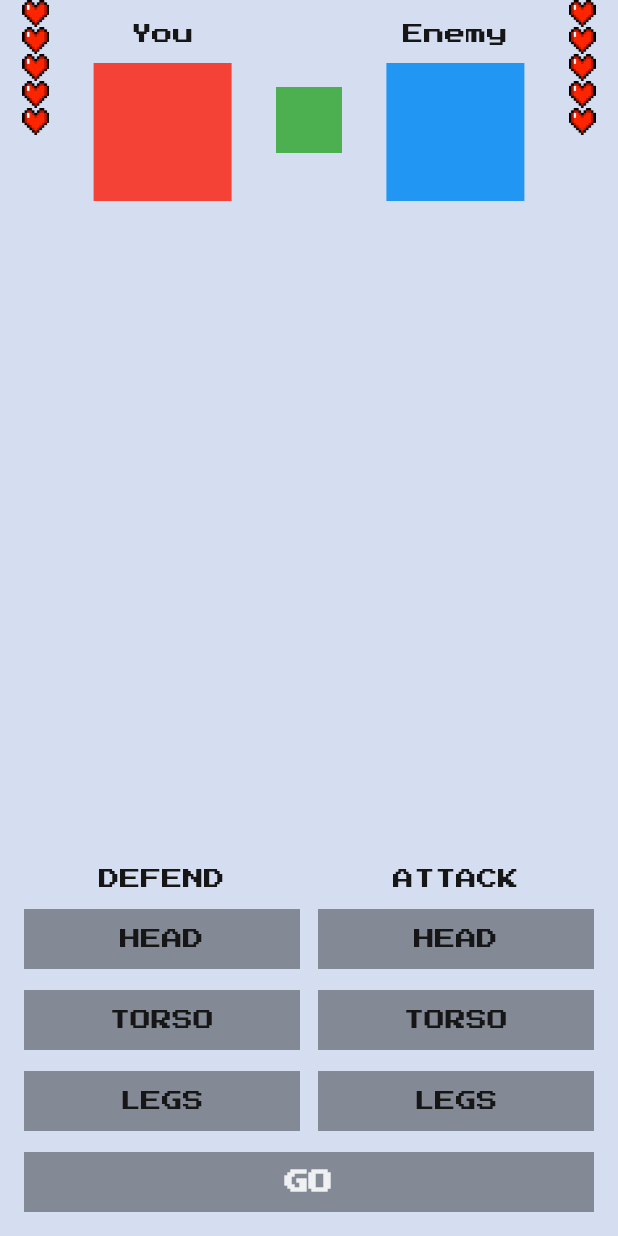
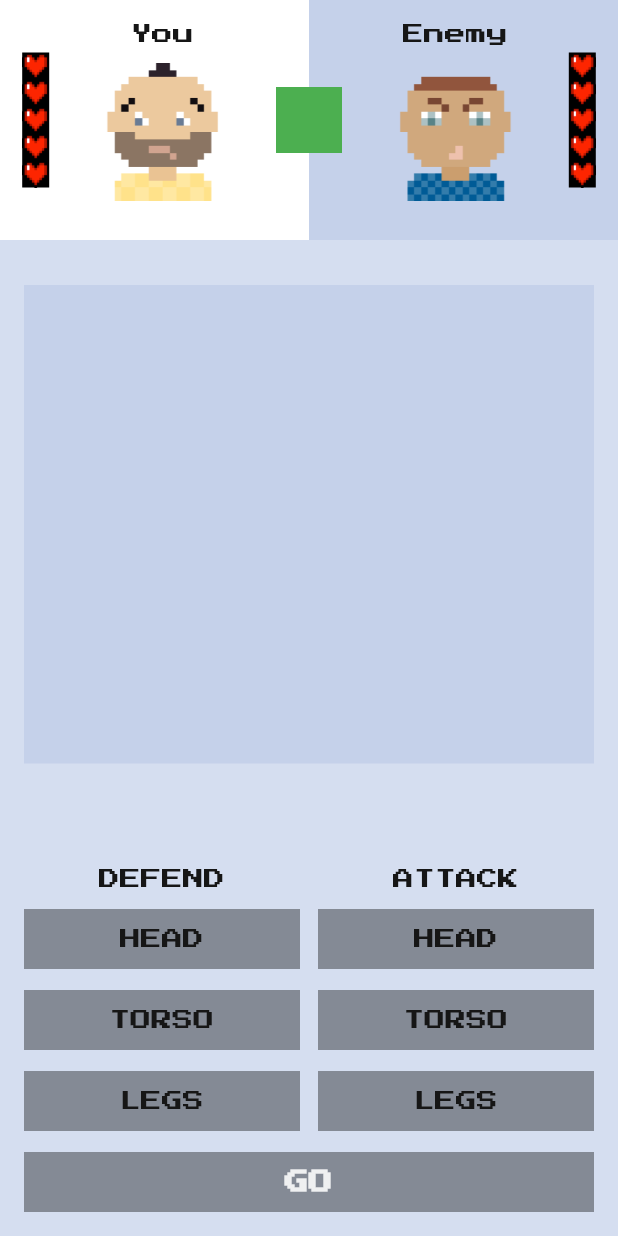
Before and after one commit to msAlexG/flutter_fight_club, a Flutter app: the screen it shows after launch, on a phone screen of 412 x 824 dp. Run offline on Flutter 3.47's test engine with Material 2 defaults, Android fonts, the phone set to English and light mode, and no system bars; our stand-ins replace google_fonts.

```diff
--- /dev/null
+++ b/lib/fight_club_colors.dart
@@ -0,0 +1,17 @@
+import 'package:flutter/material.dart';
+
+class FightClubColors {
+  FightClubColors._();
+  static const Color background = Color.fromRGBO(213, 222, 240, 1);
+  static const Color greyButton = Color.fromRGBO(0, 0, 0, 0.38);
+  static const Color blueButton = Color.fromRGBO(28, 121, 206, 1);
+  static const Color blackButton = Color.fromRGBO(0, 0, 0, 0.87);
+  static const Color darkGreyText = Color.fromRGBO(22, 22, 22, 1);
+  static const Color whiteText = Color.fromRGBO(255, 255, 255, 0.87);
+  static const Color enemybackground = Color.fromRGBO(197, 209, 234, 1);
+  static const Color youbackground = Color.fromRGBO(255, 255, 255, 1);
+  static const Color centerbackground = Color.fromRGBO(197, 209, 234, 1);
+
+
+
+}
--- /dev/null
+++ b/lib/fight_club_images.dart
@@ -0,0 +1,10 @@
+import 'package:flutter/material.dart';
+
+class FightClubImages {
+  FightClubImages._();
+  static const youAvatar = 'assets/images/you-avatar.png';
+  static const enemyAvatar  = 'assets/images/enemy-avatar.png';
+
+
+
+}
--- a/lib/main.dart
+++ b/lib/main.dart
@@ -3,6 +3,9 @@ import 'dart:math';
 import 'package:flutter/material.dart';
 import 'package:flutter_fight_club/fight_club_icons.dart';
 import 'package:google_fonts/google_fonts.dart';
+
+import 'fight_club_colors.dart';
+import 'fight_club_images.dart';
 
 void main() {
   runApp(const MyApp());
@@ -45,21 +48,28 @@ class MyHomePageState extends State<MyHomePage> {
 
   int yourLives = maxLives;
   int enemysLives = maxLives;
+
   // Color ColorButtonGo = Color.fromRGBO(0, 0, 0, 0.38);
 
   @override
   Widget build(BuildContext context) {
     return Scaffold(
-      backgroundColor: Color.fromRGBO(213, 222, 240, 1),
+      backgroundColor: FightClubColors.background,
       body: SafeArea(
         child: Column(
           children: [
-
             FightersInfo(
                 enemyLivesCount: enemysLives,
                 yourLivesCount: yourLives,
                 maxLivesCount: maxLives),
-            Expanded(child: SizedBox()),
+
+
+            Expanded(child: Padding(
+              padding: const EdgeInsets.symmetric(vertical: 30, horizontal: 16),
+              child: SizedBox( width: double.infinity, height: double.infinity, child: ColoredBox(color: FightClubColors.centerbackground),),
+            )),
+
+
             ControlsWidget(
                 attakingBodyPart: attakingBodyPart,
                 defendingBodyPart: defendingBodyPart,
@@ -67,8 +77,9 @@ class MyHomePageState extends State<MyHomePage> {
                 selectAttakingBodyPart: _selectAttakingBodyPart),
             SizedBox(height: 14),
             GoButton(
-                text:
-                    yourLives == 0 || enemysLives == 0 ? 'Start new games' : 'Go',
+                text: yourLives == 0 || enemysLives == 0
+                    ? 'Start new games'
+                    : 'Go',
                 onTap: _onGoButtonClicked,
                 color: _getGoButtonColor()),
             SizedBox(height: 16),
@@ -78,15 +89,13 @@ class MyHomePageState extends State<MyHomePage> {
     );
   }
 
-
-
   Color _getGoButtonColor() {
     if (yourLives == 0 || enemysLives == 0) {
-      return const Color.fromRGBO(0, 0, 0, 0.87);
+      return FightClubColors.blackButton;
     } else if (attakingBodyPart == null || defendingBodyPart == null) {
-      return Colors.black38;
+      return FightClubColors.greyButton;
     } else {
-      return const Color.fromRGBO(0, 0, 0, 0.87);
+      return FightClubColors.blackButton;
     }
   }
 
@@ -171,7 +180,7 @@ class GoButton extends StatelessWidget {
               style: TextStyle(
                 fontWeight: FontWeight.w900,
                 fontSize: 16,
-            color: Color.fromRGBO(255, 255, 255, 0.87),
+                color: FightClubColors.whiteText,
               ),
             )),
           ),
@@ -195,37 +204,59 @@ class FightersInfo extends StatelessWidget {
 
   @override
   Widget build(BuildContext context) {
-    return SizedBox(
+    return ColoredBox(
+      color: Colors.yellow,
+      child: SizedBox(
         height: 160,
-      child: Row(
+        child: Stack(
+          children: [
+            Row(
+              crossAxisAlignment: CrossAxisAlignment.stretch,
+              children: [
+                Expanded(child: ColoredBox(
+                  color: FightClubColors.youbackground,
+                )),
+                Expanded(child: ColoredBox(
+                  color: FightClubColors.enemybackground,
+                )),
+
+              ],
+            ),
+
+            Row(
               mainAxisAlignment: MainAxisAlignment.spaceAround,
               children: [
+
                 LivesWidget(
                     overolLivesCount: maxLivesCount,
                     currentLivesCount: yourLivesCount),
                 Column(
                   children: [
                     const SizedBox(height: 16),
-              Text('You', style: TextStyle(color: Color.fromRGBO(22, 22, 22, 1))),
+                    Text('You', style: TextStyle(color: FightClubColors.darkGreyText)),
                     SizedBox(height: 12),
-              ColoredBox(
-                  color: Colors.red, child: SizedBox(width: 92, height: 92))
+                    Image.asset(FightClubImages.youAvatar, width: 92, height: 92)
                   ],
                 ),
+
                 ColoredBox(color: Colors.green, child: SizedBox(width: 44, height: 44)),
+
                 Column(
                   children: [
                     SizedBox(height: 16),
-              Text('Enemy', style: TextStyle(color: Color.fromRGBO(22, 22, 22, 1))),
+                    Text('Enemy', style: TextStyle(color: FightClubColors.darkGreyText)),
                     SizedBox(height: 12),
-              ColoredBox(
-                  color: Colors.blue, child: SizedBox(width: 92, height: 92))
+                    Image.asset(FightClubImages.enemyAvatar, width: 92, height: 92)
                   ],
                 ),
                 LivesWidget(
                     overolLivesCount: maxLivesCount,
                     currentLivesCount: enemyLivesCount)
+
               ],
+            ),
+          ],
+        ),
       ),
     );
   }
@@ -272,12 +303,14 @@ class BodyPartButton extends StatelessWidget {
         height: 40,
         child: ColoredBox(
           color: selected
-              ? const Color.fromRGBO(28, 121, 206, 1)
-              : Color.fromRGBO(0, 0, 0, 0.38),
+              ? FightClubColors.blueButton
+              : FightClubColors.greyButton,
           child: Center(
-            child: Text(bodyPart.name.toUpperCase(), style: TextStyle(color: selected
-                ? const Color.fromRGBO(255, 255, 255, 0.87)
-                : Color.fromRGBO(22, 22, 22, 1))),
+            child: Text(bodyPart.name.toUpperCase(),
+                style: TextStyle(
+                    color: selected
+                        ? FightClubColors.whiteText
+                        : FightClubColors.darkGreyText)),
           ),
         ),
       ),
@@ -310,7 +343,8 @@ class ControlsWidget extends StatelessWidget {
             crossAxisAlignment: CrossAxisAlignment.center,
             children: [
               SizedBox(height: 40),
-              Text('Defend'.toUpperCase(), style: TextStyle(color: Color.fromRGBO(22, 22, 22, 1))),
+              Text('Defend'.toUpperCase(),
+                  style: TextStyle(color: FightClubColors.darkGreyText)),
               SizedBox(height: 13),
               BodyPartButton(
                 bodyPart: BodyPart.head,
@@ -340,7 +374,8 @@ class ControlsWidget extends StatelessWidget {
             crossAxisAlignment: CrossAxisAlignment.center,
             children: [
               SizedBox(height: 40),
-              Text('Attack'.toUpperCase(), style: TextStyle(color: Color.fromRGBO(22, 22, 22, 1))),
+              Text('Attack'.toUpperCase(),
+                  style: TextStyle(color: FightClubColors.darkGreyText)),
               SizedBox(height: 13),
               BodyPartButton(
                 bodyPart: BodyPart.head,
@@ -385,13 +420,17 @@ class LivesWidget extends StatelessWidget {
 
   @override
   Widget build(BuildContext context) {
-    return Column(
+    return ColoredBox(
+      color: Colors.black,
+      child: Column(
+        mainAxisSize: MainAxisSize.min,
         children: List.generate(overolLivesCount, (index) {
           if (index < currentLivesCount) {
             return Image.asset(FightClubIcons.heartFull, width: 18, height: 18);
           } else
             return Image.asset(FightClubIcons.heartEmpty, width: 18, height: 18);
         }),
+      ),
     );
   }
 }
--- a/pubspec.yaml
+++ b/pubspec.yaml
@@ -35,3 +35,4 @@ flutter:
   assets:
     - google_fonts/
     - assets/icons/
+    - assets/images/
```
Also changed, not shown: assets/images/enemy-avatar.png (added), assets/images/you-avatar.png (added), 7 other files. Lines whose indentation alone changed are shown as unchanged.
